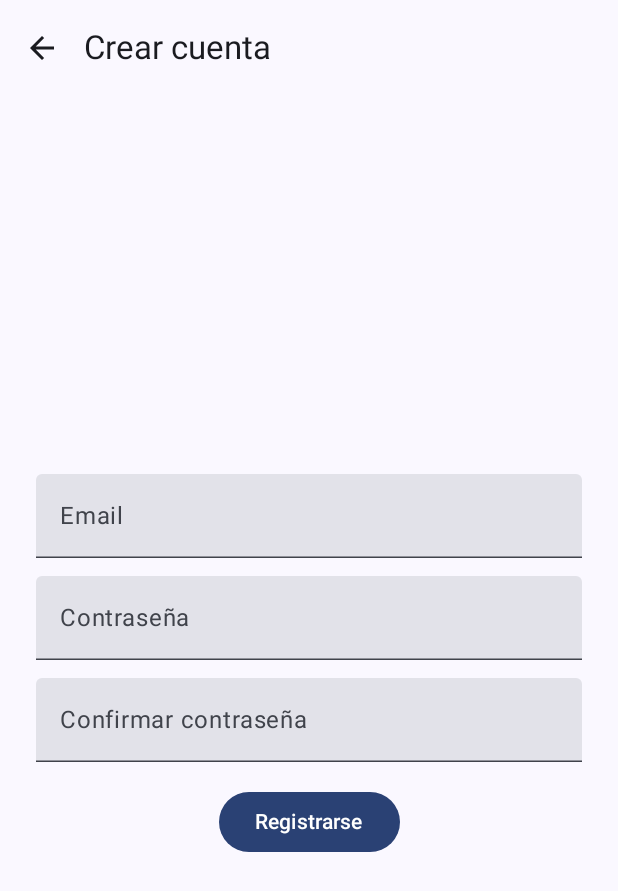
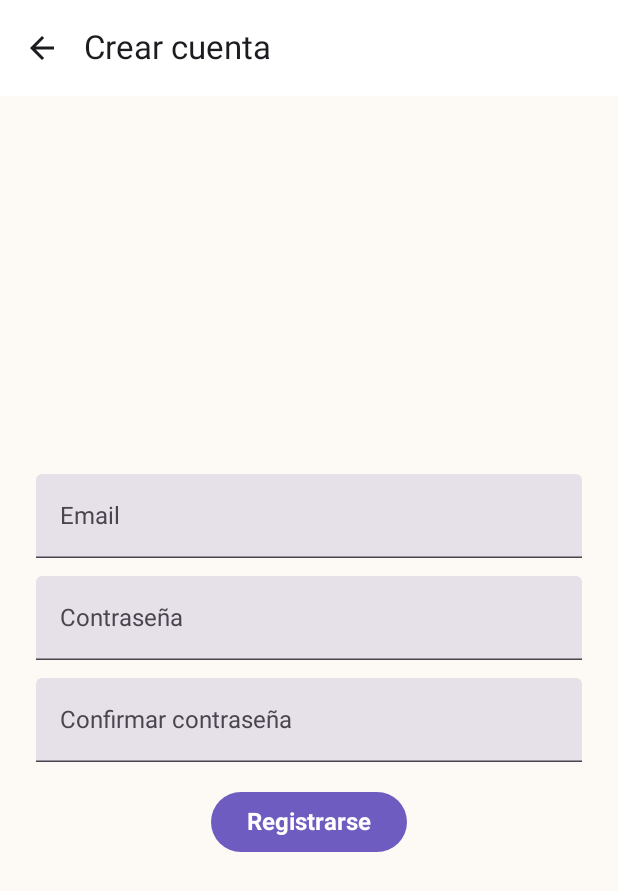
Before and after one commit to Salterm27/cookat, an Android app built with Jetpack Compose: the screen it shows after launch (MainActivity), after a tap on "No tenes una cuenta? Registrate!", on a phone screen of 412 x 824 dp. Shown: the top 891 px of the screen. Run offline under Robolectric (Android 15) with nearby library versions, the light colour scheme and no system bars; libraries missing offline, so code that uses them is left out: io.github.jan.supabase; network calls fail.

Commit message:
feat: Refactor theming, navigation, and login flow support
- Introduced theme enhancements with a unified color palette and typography (`CookatTypography`).
- Refactored `CookatTheme` to streamline light/dark mode handling.
- Updated navigation in `AppNavigation` to integrate `LoginViewModel` with repository and session management setup.
- Revamped `LogInScreen` with a modernized design including clear icons and inputs.
- Enhanced `AuthRepository` with token storage improvements and logout handling.
- Added logo resources (`cookat_logo`) for branding alignment.

```diff
--- a/app/src/main/java/com/example/cookat/MainActivity.kt
+++ b/app/src/main/java/com/example/cookat/MainActivity.kt
@@ -5,13 +5,19 @@ import androidx.activity.ComponentActivity
 import androidx.activity.compose.setContent
 import androidx.activity.enableEdgeToEdge
 import androidx.compose.runtime.Composable
+import androidx.compose.ui.platform.LocalContext
+import androidx.lifecycle.ViewModel
+import androidx.lifecycle.ViewModelProvider
+import androidx.lifecycle.viewmodel.compose.viewModel
 import androidx.navigation.NavType
 import androidx.navigation.compose.NavHost
 import androidx.navigation.compose.composable
 import androidx.navigation.compose.rememberNavController
 import androidx.navigation.navArgument
+import com.example.cookat.data.local.session.SessionManager
 import com.example.cookat.models.dbModels.users.ProfileScreen
 import com.example.cookat.network.BackendClient
+import com.example.cookat.repository.AuthRepository
 import com.example.cookat.screens.auth.LogInScreen
 import com.example.cookat.screens.auth.PasswordScreen
 import com.example.cookat.screens.auth.RegisterScreen
@@ -21,6 +27,7 @@ import com.example.cookat.screens.recipes.NewRecipe
 import com.example.cookat.screens.recipes.RecipeDetails
 import com.example.cookat.screens.settings.MySettings
 import com.example.cookat.ui.theme.CookatTheme
+import com.example.cookat.viewmodels.auth.LoginViewModel
 import kotlinx.coroutines.GlobalScope
 import kotlinx.coroutines.launch
 
@@ -45,7 +52,6 @@ class MainActivity : ComponentActivity() {
 		GlobalScope.launch {
 			try {
 				api.pingBackend()
-				// Fire-and-forget, we don't care about the result
 			} catch (e: Exception) {
 				e.printStackTrace()
 			}
@@ -56,31 +62,48 @@ class MainActivity : ComponentActivity() {
 @Composable
 fun AppNavigation() {
 	val navController = rememberNavController()
+	val context = LocalContext.current
 
 	NavHost(navController = navController, startDestination = "login") {
 		composable("login") {
+			val viewModel: LoginViewModel = viewModel(
+				factory = object : ViewModelProvider.Factory {
+					override fun <T : ViewModel> create(modelClass: Class<T>): T {
+						val sessionManager = SessionManager(context) // ✅ 1. create it!
+						val repo = AuthRepository(sessionManager)    // ✅ 2. pass it in
+						return LoginViewModel(repo) as T
+					}
+				}
+			)
+
 			LogInScreen(
+				viewModel = viewModel,
 				onNavigateToRegister = { navController.navigate("register") },
 				onLoginSuccess = { navController.navigate("home") },
 				onNavigateToPassword = { navController.navigate("password") }
 			)
 		}
+
+		// ✅ No changes needed for the other destinations:
 		composable("register") {
 			RegisterScreen(
-				onNavigateTo = {
-					navController.navigate("login")
-				},
-				onNavigateBack = { navController.navigate("login") })
+				onNavigateTo = { navController.navigate("login") },
+				onNavigateBack = { navController.navigate("login") }
+			)
 		}
+
 		composable("home") {
 			HomeScreen(navController)
 		}
+
 		composable("password") {
 			PasswordScreen(onNavigateTo = { navController.navigate("validatePassword") })
 		}
+
 		composable("validatePassword") {
 			ValidatePasswordScreen(onNavigateTo = { navController.navigate("login") })
 		}
+
 		composable("profile") {
 			ProfileScreen(
 				onNavigateTo = { navController.navigate("home") },
@@ -91,6 +114,7 @@ fun AppNavigation() {
 		composable("newRecipe") {
 			NewRecipe(onNavigateTo = { navController.navigate("home") })
 		}
+
 		composable(
 			"recipe/{id}",
 			arguments = listOf(navArgument("id") { type = NavType.StringType })
@@ -98,6 +122,7 @@ fun AppNavigation() {
 			val recipeId = backStackEntry.arguments?.getString("id") ?: ""
 			RecipeDetails(recipeId = recipeId, navController = navController)
 		}
+
 		composable("settings") {
 			MySettings(onNavigateTo = { navController.navigate("home") })
 		}
--- a/app/src/main/java/com/example/cookat/repository/AuthRepository.kt
+++ b/app/src/main/java/com/example/cookat/repository/AuthRepository.kt
@@ -7,22 +7,28 @@ import io.github.jan.supabase.auth.auth
 import io.github.jan.supabase.auth.providers.builtin.Email
 import io.github.jan.supabase.exceptions.BadRequestRestException
 
-class AuthRepository(private val sessionManager: SessionManager) {
+class AuthRepository(
+	private val sessionManager: SessionManager
+) {
 
 	private val auth = SupabaseClient.client.auth
 
+	// Login with Supabase & save token to DataStore
 	suspend fun login(email: String, password: String): Result<Unit> {
 		return try {
 			auth.signInWith(Email) {
 				this.email = email
 				this.password = password
 			}
+
 			val accessToken = auth.currentSessionOrNull()?.accessToken
 			if (accessToken != null) {
 				sessionManager.saveAccessToken(accessToken)
+				println("✅ Bearer token saved: $accessToken")
 			}
-			println("Bearer token after login: $accessToken")  // <-- acá lo imprimís
+
 			Result.success(Unit)
+
 		} catch (e: BadRequestRestException) {
 			Result.failure(Exception("Invalid email or password"))
 		} catch (e: Exception) {
@@ -30,6 +36,7 @@ class AuthRepository(private val sessionManager: SessionManager) {
 		}
 	}
 
+	// SignUp → login → store token → create user in DB
 	suspend fun signUp(
 		email: String,
 		password: String,
@@ -41,7 +48,7 @@ class AuthRepository(private val sessionManager: SessionManager) {
 				this.password = password
 			}
 
-			// 🔑 Login inmediato para obtener sesión y user ID
+			// 🔑 Login immediately to get token & user ID
 			auth.signInWith(Email) {
 				this.email = email
 				this.password = password
@@ -49,8 +56,8 @@ class AuthRepository(private val sessionManager: SessionManager) {
 
 			val accessToken = auth.currentSessionOrNull()?.accessToken
 			if (accessToken != null) {
-
-				println("Bearer token after signUp: $accessToken")
+				sessionManager.saveAccessToken(accessToken)
+				println("✅ Bearer token after signUp: $accessToken")
 			}
 
 			val userId = getUserId()
@@ -58,10 +65,11 @@ class AuthRepository(private val sessionManager: SessionManager) {
 				val user = UserModel(id = userId, email = email, username = "")
 				userRepository.createUser(user)
 			} else {
-				throw Exception("No se pudo obtener el ID del usuario luego del signUp")
+				throw Exception("Could not get user ID after signUp")
 			}
 
 			Result.success(Unit)
+
 		} catch (e: BadRequestRestException) {
 			Result.failure(Exception("Could not register: ${e.message}"))
 		} catch (e: Exception) {
@@ -69,15 +77,18 @@ class AuthRepository(private val sessionManager: SessionManager) {
 		}
 	}
 
-
+	// ✅ Log out from Supabase & clear local token
 	suspend fun logout() {
 		auth.signOut()
+		sessionManager.clearAccessToken()
 	}
 
+	//
 	fun isLoggedIn(): Boolean {
 		return auth.currentSessionOrNull() != null
 	}
 
+	//
 	fun getUserId(): String? {
 		return auth.currentUserOrNull()?.id
 	}
--- a/app/src/main/java/com/example/cookat/screens/auth/LogInScreen.kt
+++ b/app/src/main/java/com/example/cookat/screens/auth/LogInScreen.kt
@@ -1,158 +1,147 @@
 package com.example.cookat.screens.auth
 
-import androidx.compose.foundation.clickable
+import androidx.compose.foundation.Image
 import androidx.compose.foundation.layout.Arrangement
 import androidx.compose.foundation.layout.Column
+import androidx.compose.foundation.layout.Row
 import androidx.compose.foundation.layout.Spacer
 import androidx.compose.foundation.layout.fillMaxSize
 import androidx.compose.foundation.layout.fillMaxWidth
 import androidx.compose.foundation.layout.height
 import androidx.compose.foundation.layout.padding
-import androidx.compose.foundation.text.KeyboardActions
+import androidx.compose.foundation.layout.size
+import androidx.compose.foundation.shape.RoundedCornerShape
 import androidx.compose.foundation.text.KeyboardOptions
+import androidx.compose.material.icons.Icons
+import androidx.compose.material.icons.filled.Close
 import androidx.compose.material3.Button
-import androidx.compose.material3.CircularProgressIndicator
+import androidx.compose.material3.ButtonDefaults
+import androidx.compose.material3.Icon
+import androidx.compose.material3.IconButton
 import androidx.compose.material3.MaterialTheme
-import androidx.compose.material3.Scaffold
+import androidx.compose.material3.OutlinedTextField
+import androidx.compose.material3.OutlinedTextFieldDefaults
 import androidx.compose.material3.Text
 import androidx.compose.material3.TextButton
-import androidx.compose.material3.TextField
 import androidx.compose.runtime.Composable
-import androidx.compose.runtime.remember
 import androidx.compose.ui.Alignment
 import androidx.compose.ui.Modifier
-import androidx.compose.ui.focus.FocusRequester
-import androidx.compose.ui.focus.focusRequester
-import androidx.compose.ui.platform.LocalContext
-import androidx.compose.ui.platform.LocalFocusManager
-import androidx.compose.ui.text.input.ImeAction
+import androidx.compose.ui.res.painterResource
 import androidx.compose.ui.text.input.KeyboardType
 import androidx.compose.ui.text.input.PasswordVisualTransformation
 import androidx.compose.ui.unit.dp
-import androidx.lifecycle.ViewModel
-import androidx.lifecycle.ViewModelProvider
-import androidx.lifecycle.viewmodel.compose.viewModel
-import com.example.cookat.data.local.session.SessionManager
-import com.example.cookat.repository.AuthRepository
-import com.example.cookat.ui.theme.Error
+import com.example.cookat.R
 import com.example.cookat.viewmodels.auth.LoginViewModel
 
 @Composable
 fun LogInScreen(
+	viewModel: LoginViewModel,
+	onNavigateToRegister: () -> Unit,
 	onLoginSuccess: () -> Unit,
-	onNavigateToRegister: () -> Unit,
-	onNavigateToPassword: () -> Unit,
+	onNavigateToPassword: () -> Unit
 ) {
-	val context = LocalContext.current
-	val sessionManager = remember { SessionManager(context) }
+	val state = viewModel.uiState
 
-	val viewModel: LoginViewModel = viewModel(factory = object : ViewModelProvider.Factory {
-		override fun <T : ViewModel> create(modelClass: Class<T>): T {
-			val repository = AuthRepository(sessionManager)
-			if (modelClass.isAssignableFrom(LoginViewModel::class.java)) {
-				@Suppress("UNCHECKED_CAST")
-				return LoginViewModel(repository) as T
-			}
-			throw IllegalArgumentException("Unknown ViewModel class: ${modelClass.name}")
-		}
-	})
-
-	val state = viewModel.uiState
-	val focusManager = LocalFocusManager.current
-
-	val emailFocusRequester = remember { FocusRequester() }
-	val passwordFocusRequester = remember { FocusRequester() }
-
-	Scaffold { padding ->
 	Column(
 		modifier = Modifier
 			.fillMaxSize()
-				.padding(padding)
-				.padding(horizontal = 24.dp),
-			verticalArrangement = Arrangement.Center
+			.padding(32.dp),
+		horizontalAlignment = Alignment.CenterHorizontally
 	) {
-			TextField(
-				value = state.email,
-				onValueChange = viewModel::onEmailChange,
-				label = { Text("Email") },
-				modifier = Modifier
-					.fillMaxWidth()
-					.focusRequester(emailFocusRequester),
-				keyboardOptions = KeyboardOptions.Default.copy(
-					imeAction = ImeAction.Next,
-					keyboardType = KeyboardType.Email
-				),
-				keyboardActions = KeyboardActions(
-					onNext = { passwordFocusRequester.requestFocus() }
+		Text(
+			text = "Cookat",
+			style = MaterialTheme.typography.displayLarge.copy(
+				color = MaterialTheme.colorScheme.primary
 			)
 		)
 
-			Spacer(modifier = Modifier.height(12.dp))
+		Spacer(Modifier.height(16.dp))
 
-			TextField(
-				value = state.password,
-				onValueChange = viewModel::onPasswordChange,
-				label = { Text("Contraseña") },
-				visualTransformation = PasswordVisualTransformation(),
-				modifier = Modifier
-					.fillMaxWidth()
-					.focusRequester(passwordFocusRequester),
-				keyboardOptions = KeyboardOptions.Default.copy(
-					imeAction = ImeAction.Done,
-					keyboardType = KeyboardType.Password
-				),
-				keyboardActions = KeyboardActions(
-					onDone = {
-						focusManager.clearFocus()
-						viewModel.login(onLoginSuccess)
-					}
-				)
+		Image(
+			painter = painterResource(R.drawable.cookat_logo),
+			contentDescription = "Cookat Logo",
+			modifier = Modifier.size(150.dp)
 		)
 
-			Spacer(modifier = Modifier.height(8.dp))
+		Spacer(Modifier.height(32.dp))
 
-			Text(
-				text = "Olvidaste la contraseña?",
-				color = MaterialTheme.colorScheme.primary,
-				style = MaterialTheme.typography.bodySmall,
-				modifier = Modifier
-					.align(Alignment.End)
-					.clickable(onClick = onNavigateToPassword)
-					.padding(4.dp)
+		OutlinedTextField(
+			value = state.email,
+			onValueChange = { viewModel.onEmailChange(it) },
+			label = { Text("User Account") },
+			placeholder = { Text("Input") },
+			trailingIcon = {
+				if (state.email.isNotEmpty()) {
+					IconButton(onClick = { viewModel.onEmailChange("") }) {
+						Icon(Icons.Default.Close, contentDescription = "Clear Email")
+					}
+				}
+			},
+			singleLine = true,
+			shape = RoundedCornerShape(12.dp),
+			modifier = Modifier.fillMaxWidth(),
+			colors = OutlinedTextFieldDefaults.colors(
+				focusedBorderColor = MaterialTheme.colorScheme.primary,
+				unfocusedBorderColor = MaterialTheme.colorScheme.outline,
+				cursorColor = MaterialTheme.colorScheme.primary
+			),
+			keyboardOptions = KeyboardOptions(keyboardType = KeyboardType.Email)
 		)
 
-			Spacer(modifier = Modifier.height(24.dp))
+		Spacer(Modifier.height(16.dp))
 
-			if (state.isLoading) {
-				CircularProgressIndicator(modifier = Modifier.align(Alignment.CenterHorizontally))
-			} else {
+		OutlinedTextField(
+			value = state.password,
+			onValueChange = { viewModel.onPasswordChange(it) },
+			label = { Text("Password") },
+			placeholder = { Text("Input") },
+			trailingIcon = {
+				if (state.password.isNotEmpty()) {
+					IconButton(onClick = { viewModel.onPasswordChange("") }) {
+						Icon(Icons.Default.Close, contentDescription = "Clear Password")
+					}
+				}
+			},
+			singleLine = true,
+			shape = RoundedCornerShape(12.dp),
+			modifier = Modifier.fillMaxWidth(),
+			colors = OutlinedTextFieldDefaults.colors(
+				focusedBorderColor = MaterialTheme.colorScheme.primary,
+				unfocusedBorderColor = MaterialTheme.colorScheme.outline,
+				cursorColor = MaterialTheme.colorScheme.primary
+			),
+			keyboardOptions = KeyboardOptions(keyboardType = KeyboardType.Password),
+			visualTransformation = PasswordVisualTransformation() // ✅ Mask the password!
+		)
+
+		Spacer(Modifier.height(8.dp))
+
+		Row(
+			modifier = Modifier.fillMaxWidth(),
+			horizontalArrangement = Arrangement.SpaceBetween
+		) {
+			TextButton(onClick = onNavigateToPassword) {
+				Text("Olvide mi contraseña", color = MaterialTheme.colorScheme.primary)
+			}
+			TextButton(onClick = onNavigateToRegister) {
+				Text("No tenes una cuenta? Registrate!", color = MaterialTheme.colorScheme.primary)
+			}
+		}
+
+		Spacer(Modifier.height(32.dp))
+
 		Button(
 			onClick = { viewModel.login(onLoginSuccess) },
-					modifier = Modifier
-						.fillMaxWidth()
-						.height(48.dp)
+			shape = RoundedCornerShape(50),
+			modifier = Modifier.align(Alignment.End),
+			colors = ButtonDefaults.buttonColors(containerColor = MaterialTheme.colorScheme.primary)
 		) {
-					Text("Entrar a la app")
+			Text("Entrar a la App", color = MaterialTheme.colorScheme.onPrimary)
 		}
 
 		state.errorMessage?.let {
-					Spacer(modifier = Modifier.height(8.dp))
-					Text(
-						text = it,
-						color = Error,
-						style = MaterialTheme.typography.bodySmall
-					)
-				}
-
-				Spacer(modifier = Modifier.height(16.dp))
-
-				TextButton(
-					onClick = onNavigateToRegister,
-					modifier = Modifier.align(Alignment.CenterHorizontally)
-				) {
-					Text("No tenes una cuenta? Registrate!")
+			Spacer(Modifier.height(16.dp))
+			Text(it, color = MaterialTheme.colorScheme.error)
 		}
 	}
 }
-	}
-}
--- a/app/src/main/java/com/example/cookat/ui/theme/Color.kt
+++ b/app/src/main/java/com/example/cookat/ui/theme/Color.kt
@@ -2,20 +2,10 @@ package com.example.cookat.ui.theme
 
 import androidx.compose.ui.graphics.Color
 
-val Primary = Color(0xFF6750A4)
-val OnPrimary = Color.White
-val PrimaryContainer = Color(0xFFEADDFF)
-val OnPrimaryContainer = Color(0xFF21005D)
-
-val Secondary = Color(0xFF625B71)
-val OnSecondary = Color.White
-val SecondaryContainer = Color(0xFFE8DEF8)
-val OnSecondaryContainer = Color(0xFF1D192B)
-
-val Background = Color(0xFFFFFBFE)
-val OnBackground = Color(0xFF1C1B1F)
-val Surface = Color(0xFFFFFBFE)
-val OnSurface = Color(0xFF1C1B1F)
-
-val Error = Color(0xFFB3261E)
-val OnError = Color.White
+val CookatPrimary = Color(0xFF6F5CC1)
+val CookatOnPrimary = Color.White
+val CookatSecondary = Color(0xFFAF92F0)
+val CookatBackground = Color(0xFFFDF9F4)
+val CookatSurface = Color.White
+val CookatError = Color(0xFFB00020)
+val CookatOutline = Color(0xFFCCCCCC)
--- a/app/src/main/java/com/example/cookat/ui/theme/Theme.kt
+++ b/app/src/main/java/com/example/cookat/ui/theme/Theme.kt
@@ -1,70 +1,42 @@
 package com.example.cookat.ui.theme
 
-import android.os.Build
 import androidx.compose.foundation.isSystemInDarkTheme
 import androidx.compose.material3.MaterialTheme
 import androidx.compose.material3.darkColorScheme
-import androidx.compose.material3.dynamicDarkColorScheme
-import androidx.compose.material3.dynamicLightColorScheme
 import androidx.compose.material3.lightColorScheme
 import androidx.compose.runtime.Composable
 import androidx.compose.ui.graphics.Color
-import androidx.compose.ui.platform.LocalContext
 
-private val LightColorScheme = lightColorScheme(
-	primary = Primary,
-	onPrimary = OnPrimary,
-	primaryContainer = PrimaryContainer,
-	onPrimaryContainer = OnPrimaryContainer,
-	secondary = Secondary,
-	onSecondary = OnSecondary,
-	secondaryContainer = SecondaryContainer,
-	onSecondaryContainer = OnSecondaryContainer,
-	background = Background,
-	onBackground = OnBackground,
-	surface = Surface,
-	onSurface = OnSurface,
-	error = Error,
-	onError = OnError
+private val LightColors = lightColorScheme(
+	primary = CookatPrimary,
+	onPrimary = CookatOnPrimary,
+	secondary = CookatSecondary,
+	background = CookatBackground,
+	surface = CookatSurface,
+	error = CookatError,
+	outline = CookatOutline
 )
 
-private val DarkColorScheme = darkColorScheme(
-	primary = Primary,
-	onPrimary = OnPrimary,
-	primaryContainer = PrimaryContainer,
-	onPrimaryContainer = OnPrimaryContainer,
-	secondary = Secondary,
-	onSecondary = OnSecondary,
-	secondaryContainer = SecondaryContainer,
-	onSecondaryContainer = OnSecondaryContainer,
-	background = Color(0xFF1C1B1F),
-	onBackground = Color.White,
-	surface = Color(0xFF1C1B1F),
-	onSurface = Color.White,
-	error = Error,
-	onError = OnError
+private val DarkColors = darkColorScheme(
+	primary = CookatPrimary,
+	onPrimary = CookatOnPrimary,
+	secondary = CookatSecondary,
+	background = Color(0xFF121212),
+	surface = Color(0xFF1E1E1E),
+	error = CookatError,
+	outline = CookatOutline
 )
 
 @Composable
 fun CookatTheme(
-	useDarkTheme: Boolean = isSystemInDarkTheme(),
-	dynamicColor: Boolean = true, // Enable Material You on Android 12+
+	darkTheme: Boolean = isSystemInDarkTheme(),
 	content: @Composable () -> Unit
 ) {
-	val colorScheme = when {
-		dynamicColor && Build.VERSION.SDK_INT >= Build.VERSION_CODES.S -> {
-			val context = LocalContext.current
-			if (useDarkTheme) dynamicDarkColorScheme(context)
-			else dynamicLightColorScheme(context)
-		}
-
-		useDarkTheme -> DarkColorScheme
-		else -> LightColorScheme
-	}
+	val colors = if (darkTheme) DarkColors else LightColors
 
 	MaterialTheme(
-		colorScheme = colorScheme,
-		typography = Typography, // optional
+		colorScheme = colors,
+		typography = CookatTypography,
 		content = content
 	)
 }
--- a/app/src/main/java/com/example/cookat/ui/theme/Type.kt
+++ b/app/src/main/java/com/example/cookat/ui/theme/Type.kt
@@ -2,33 +2,28 @@ package com.example.cookat.ui.theme
 
 import androidx.compose.material3.Typography
 import androidx.compose.ui.text.TextStyle
-import androidx.compose.ui.text.font.FontFamily
 import androidx.compose.ui.text.font.FontWeight
 import androidx.compose.ui.unit.sp
 
-// Set of Material typography styles to start with
-val Typography = Typography(
-    bodyLarge = TextStyle(
-        fontFamily = FontFamily.Default,
-        fontWeight = FontWeight.Normal,
-        fontSize = 16.sp,
-        lineHeight = 24.sp,
-        letterSpacing = 0.5.sp
-    )
-    /* Other default text styles to override
-    titleLarge = TextStyle(
-        fontFamily = FontFamily.Default,
-        fontWeight = FontWeight.Normal,
-        fontSize = 22.sp,
-        lineHeight = 28.sp,
-        letterSpacing = 0.sp
-    ),
-    labelSmall = TextStyle(
-        fontFamily = FontFamily.Default,
-        fontWeight = FontWeight.Medium,
-        fontSize = 11.sp,
-        lineHeight = 16.sp,
-        letterSpacing = 0.5.sp
-    )
-    */
+val CookatTypography = Typography(
+	displayLarge = TextStyle(
+		fontWeight = FontWeight.Bold,
+		fontSize = 36.sp
+	),
+	titleMedium = TextStyle(
+		fontWeight = FontWeight.Medium,
+		fontSize = 20.sp
+	),
+	bodyLarge = TextStyle(
+		fontSize = 16.sp
+	),
+	labelMedium = TextStyle(
+		fontSize = 14.sp,
+		fontWeight = FontWeight.Medium
+	),
+	labelLarge = TextStyle(
+		fontSize = 16.sp,
+		fontWeight = FontWeight.Bold
+	)
+
 )
--- a/app/src/main/java/com/example/cookat/viewmodels/auth/LoginViewModel.kt
+++ b/app/src/main/java/com/example/cookat/viewmodels/auth/LoginViewModel.kt
@@ -36,13 +36,10 @@ class LoginViewModel(
 			} else {
 				val rawError = result.exceptionOrNull()?.message ?: ""
 				val friendlyMessage = when {
-					rawError.contains("invalid_credentials", ignoreCase = true) -> {
+					rawError.contains("invalid_credentials", ignoreCase = true) ->
 						"El email o la contraseña son incorrectos."
-					}
 
-					else -> {
-						"Ocurrió un error inesperado. Intenta de nuevo."
-					}
+					else -> "Ocurrió un error inesperado. Intenta de nuevo."
 				}
 
 				uiState = uiState.copy(
```
Also changed, not shown: app/src/main/res/drawable/cookat_logo.jpeg (added), 1 other file. Lines whose indentation alone changed are shown as unchanged.
